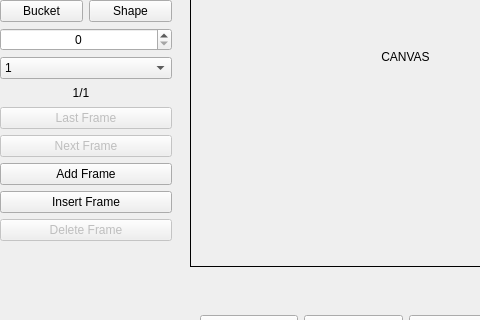
First picture: the form in SpriteEditor/view.ui, repository University-of-Utah-CS3505/a7-sprite-editor-s22-charming21, before the edit; both pictures show x 0 to 480 and y 193 to 513 of the 800 by 600 pixel window.
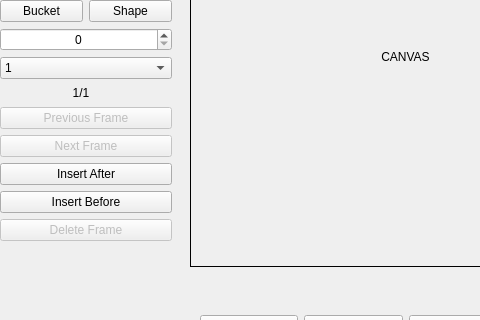
Second picture: the form after the edit. Custom widgets are drawn as their Qt base class.

Commit message: Commit 2.9: fixed frame label issues and changed some button names

```diff
--- a/SpriteEditor/view.ui
+++ b/SpriteEditor/view.ui
@@ -167,7 +167,7 @@
             <bool>false</bool>
            </property>
            <property name="text">
-            <string>Last Frame</string>
+            <string>Previous Frame</string>
            </property>
           </widget>
          </item>
@@ -184,14 +184,14 @@
          <item>
           <widget class="QPushButton" name="addFrameButton">
            <property name="text">
-            <string>Add Frame</string>
+            <string>Insert After</string>
            </property>
           </widget>
          </item>
          <item>
           <widget class="QPushButton" name="insertFrameButton">
            <property name="text">
-            <string>Insert Frame</string>
+            <string>Insert Before</string>
            </property>
           </widget>
          </item>
```
Left out of the diff: 2 changed lines with no effect on the pictures. The commit also changes 10 other files.
